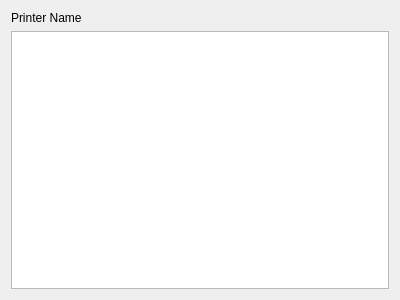
Qt form Gui/IEC/IECAsciiPrinterOutputWidget.ui (mzsoftsoftware/C64Foundry) before a commit.
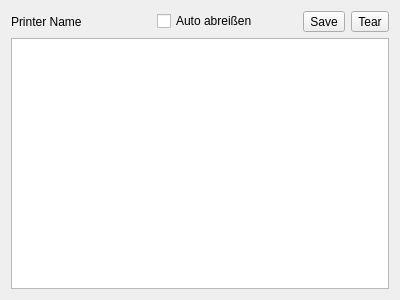
The same form after that commit.

Patch:
```diff
--- a/Gui/IEC/IECAsciiPrinterOutputWidget.ui
+++ b/Gui/IEC/IECAsciiPrinterOutputWidget.ui
@@ -15,11 +15,36 @@
   </property>
   <layout class="QVBoxLayout" name="verticalLayout">
    <item>
+    <layout class="QHBoxLayout" name="horizontalLayout">
+     <item>
     <widget class="QLabel" name="label_PrinterName">
      <property name="text">
       <string>Printer Name</string>
      </property>
     </widget>
+     </item>
+     <item>
+      <widget class="QCheckBox" name="checkBox_AutoTearOffOnSave">
+       <property name="text">
+        <string>Auto abreißen</string>
+       </property>
+      </widget>
+     </item>
+     <item>
+      <widget class="QToolButton" name="toolButton_Save">
+       <property name="text">
+        <string>Save</string>
+       </property>
+      </widget>
+     </item>
+     <item>
+      <widget class="QToolButton" name="toolButton_TearOff">
+       <property name="text">
+        <string>Tear</string>
+       </property>
+      </widget>
+     </item>
+    </layout>
    </item>
    <item>
     <widget class="QPlainTextEdit" name="plainTextEdit_Paper">
```
Lines whose indentation alone changed are shown as unchanged.
